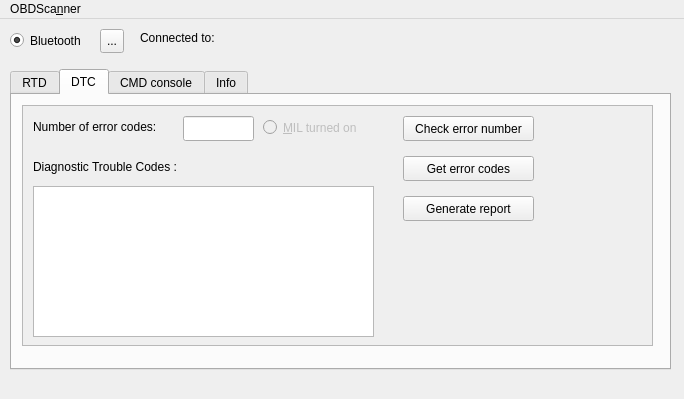
Old version of the form obdscanner.ui in the repository miiiiichal/OBDScanner.
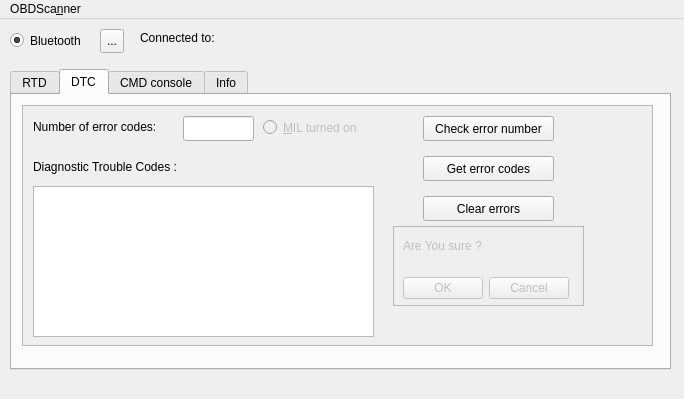
New version of the form. The open tabs and pages were chosen to show the change.

Commit message: add clearing DTCs

Patch:
```diff
--- a/obdscanner.ui
+++ b/obdscanner.ui
@@ -70,6 +70,9 @@
     </property>
    </widget>
    <widget class="QTabWidget" name="tabWidget">
+    <property name="enabled">
+     <bool>true</bool>
+    </property>
     <property name="geometry">
      <rect>
       <x>10</x>
@@ -520,7 +523,7 @@
        <widget class="QPushButton" name="dtc_checkErrNumberButton">
         <property name="geometry">
          <rect>
-          <x>380</x>
+          <x>400</x>
           <y>10</y>
           <width>131</width>
           <height>25</height>
@@ -533,7 +536,7 @@
        <widget class="QPushButton" name="dtc_getErrCodesButton">
         <property name="geometry">
          <rect>
-          <x>380</x>
+          <x>400</x>
           <y>50</y>
           <width>131</width>
           <height>25</height>
@@ -546,14 +549,14 @@
        <widget class="QPushButton" name="dtc_generateReport">
         <property name="geometry">
          <rect>
-          <x>380</x>
+          <x>400</x>
           <y>90</y>
           <width>131</width>
           <height>25</height>
          </rect>
         </property>
         <property name="text">
-         <string>Generate report</string>
+         <string>Clear errors</string>
         </property>
        </widget>
        <widget class="QLineEdit" name="dtc_numberEdit">
@@ -618,6 +621,57 @@
          <string>&amp;MIL turned on</string>
         </property>
        </widget>
+       <widget class="QFrame" name="dtc_confirmatioFrame">
+        <property name="enabled">
+         <bool>false</bool>
+        </property>
+        <property name="geometry">
+         <rect>
+          <x>370</x>
+          <y>120</y>
+          <width>191</width>
+          <height>80</height>
+         </rect>
+        </property>
+        <property name="frameShape">
+         <enum>QFrame::StyledPanel</enum>
+        </property>
+        <property name="frameShadow">
+         <enum>QFrame::Raised</enum>
+        </property>
+        <widget class="QDialogButtonBox" name="dtc_confirmationBox">
+         <property name="enabled">
+          <bool>false</bool>
+         </property>
+         <property name="geometry">
+          <rect>
+           <x>10</x>
+           <y>50</y>
+           <width>166</width>
+           <height>25</height>
+          </rect>
+         </property>
+         <property name="standardButtons">
+          <set>QDialogButtonBox::Cancel|QDialogButtonBox::Ok</set>
+         </property>
+         <property name="centerButtons">
+          <bool>false</bool>
+         </property>
+        </widget>
+        <widget class="QLabel" name="label_12">
+         <property name="geometry">
+          <rect>
+           <x>10</x>
+           <y>10</y>
+           <width>91</width>
+           <height>20</height>
+          </rect>
+         </property>
+         <property name="text">
+          <string>Are You sure ?</string>
+         </property>
+        </widget>
+       </widget>
       </widget>
      </widget>
     </widget>
```
Left out of the diff: 4 changed lines with no effect on the pictures. The commit also changes 2 other files.
